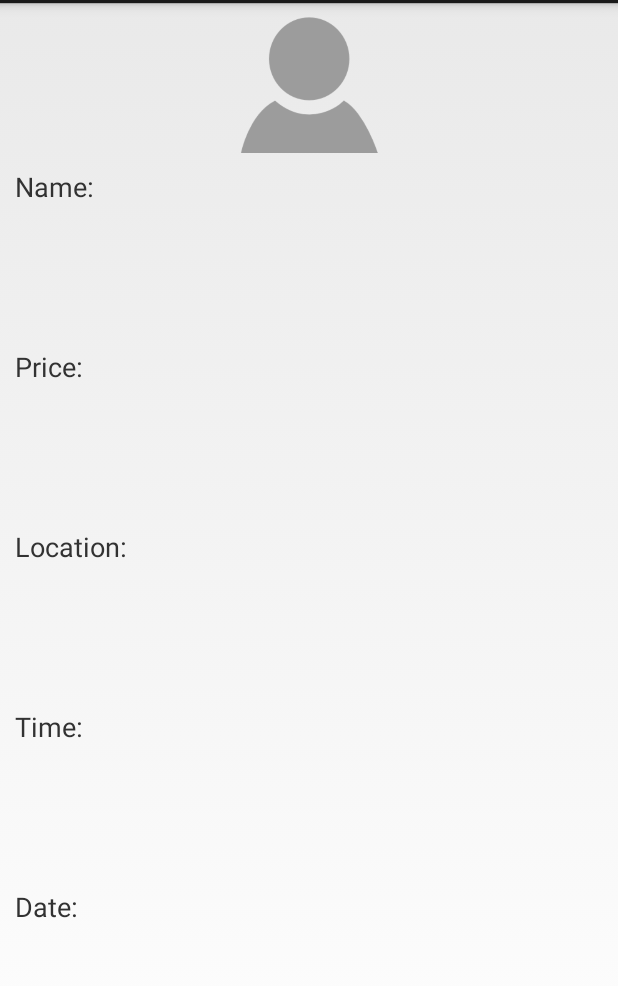
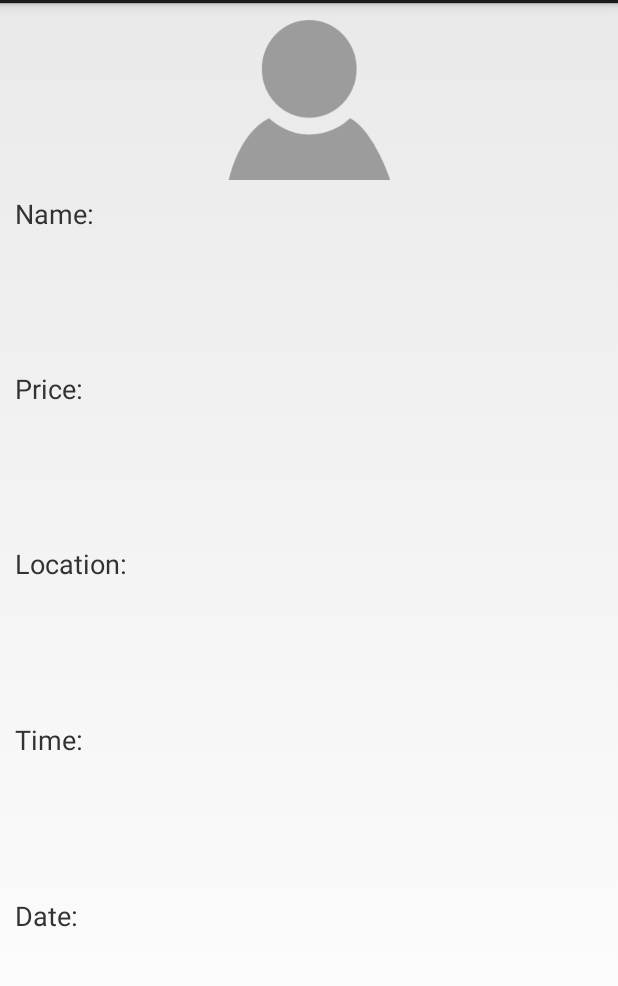
Before and after one commit to dvirHashai/AndroidProject, an Android app: the layout fragment_event_details.xml on its own in the app's theme, with its tools: preview values and no code run, on a phone screen of 412 x 824 dp, the part 69-1055 px from its top. Run offline under Robolectric (Android 15) with nearby library versions, the phone set to English and light mode, and no system bars.

Commit message:
Create details fragment

```diff
--- a/app/src/main/res/layout/fragment_event_details.xml
+++ b/app/src/main/res/layout/fragment_event_details.xml
@@ -10,12 +10,21 @@
         android:orientation="vertical">
 
 
-        <ImageView
-            android:id="@+id/event_details_image"
+        <FrameLayout
             android:layout_width="match_parent"
-            android:layout_height="100dp"
-            android:layout_gravity="center"
-            android:src="@drawable/avatar" />
+            android:layout_height="wrap_content">
+            <ImageView
+                android:id="@+id/event_details_image"
+                android:layout_width="match_parent"
+                android:layout_height="118dp"
+                android:src="@drawable/avatar" />
+            <ProgressBar
+                android:id="@+id/event_details_progressBar"
+                android:layout_gravity="center_horizontal|center_vertical"
+                android:layout_width="70dp"
+                android:visibility="gone"
+                android:layout_height="70dp" />
+        </FrameLayout>
 
         <LinearLayout
             android:layout_width="match_parent"
```
Also changed, not shown: app/src/main/java/com/cambio/finalprojectandroid/EventDetailsFragment.java (+35 -2 lines), app/src/main/java/com/cambio/finalprojectandroid/model/Model.java (+22 -0 lines), app/src/main/java/com/cambio/finalprojectandroid/model/ModelFirebase.java (+27 -0 lines).
